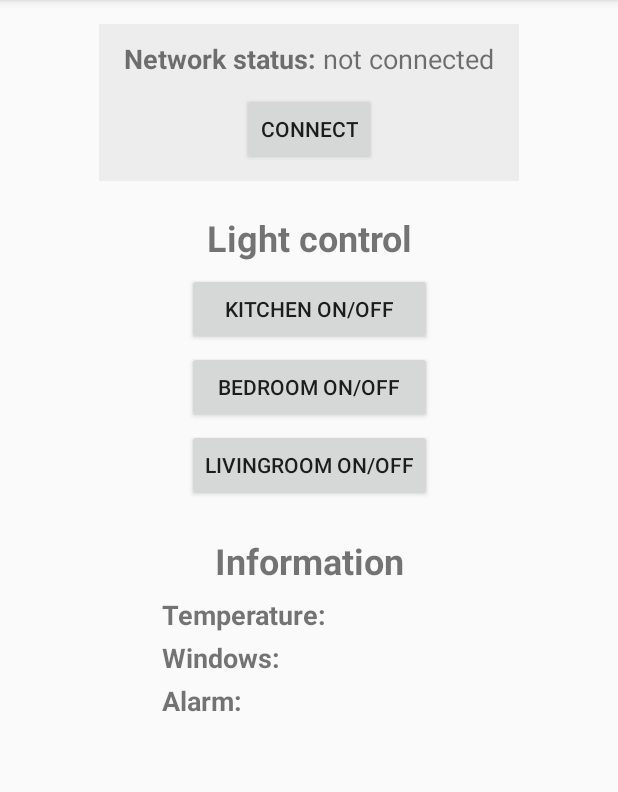
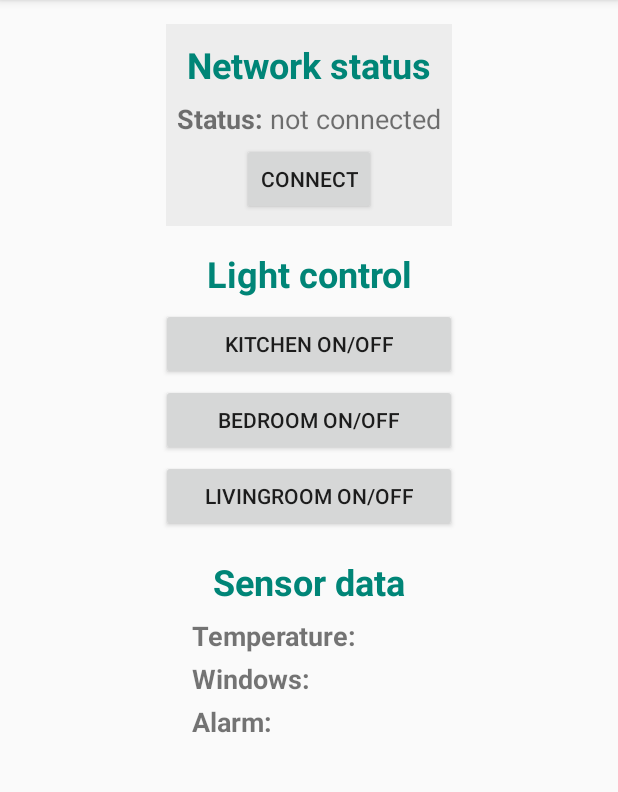
Before and after one commit to joelpalsson/smart-home-app, an Android app: the screen it shows after launch (MainActivity), on a phone screen of 412 x 824 dp, the part 84-876 px from its top. Run offline under Robolectric (Android 15) with nearby library versions, the phone set to English and light mode, and no system bars.

Commit message:
Add new GUI design

```diff
--- a/app/src/main/res/layout/activity_main.xml
+++ b/app/src/main/res/layout/activity_main.xml
@@ -8,105 +8,118 @@
 
     <LinearLayout
         android:id="@+id/connectionInfo"
-        android:layout_width="280dp"
+        android:layout_width="wrap_content"
         android:layout_height="wrap_content"
         android:layout_marginTop="16dp"
+        android:padding="5dp"
         android:background="@color/colorGrey"
         android:orientation="vertical"
-        android:padding="5dp"
         android:gravity="center"
         app:layout_constraintEnd_toEndOf="parent"
         app:layout_constraintStart_toStartOf="parent"
         app:layout_constraintTop_toTopOf="parent">
 
+        <TextView
+            android:layout_width="wrap_content"
+            android:layout_height="wrap_content"
+            android:layout_margin="5dp"
+            android:gravity="center"
+            android:text="@string/connection_section_header"
+            android:textColor="@color/colorPrimary"
+            android:textSize="24sp"
+            android:textStyle="bold" />
+
         <LinearLayout
             android:layout_width="wrap_content"
             android:layout_height="wrap_content"
-            android:layout_margin="5dp"
+            android:layout_margin="2dp"
             android:orientation="horizontal">
 
             <TextView
                 android:layout_width="wrap_content"
                 android:layout_height="wrap_content"
-                android:text="Network status: "
-                android:textSize="18dp"
+                android:text="@string/connection_status_key"
+                android:textSize="18sp"
                 android:textStyle="bold" />
 
             <TextView
                 android:id="@+id/connectionStatusTextView"
                 android:layout_width="wrap_content"
                 android:layout_height="wrap_content"
-                android:text="not connected"
-                android:textSize="18dp" />
+                android:text="@string/connection_status_value"
+                android:textSize="18sp" />
         </LinearLayout>
 
         <Button
             android:id="@+id/connectButton"
             android:layout_width="wrap_content"
             android:layout_height="wrap_content"
-            android:layout_margin="5dp"
-            android:text="Connect" />
-
+            android:layout_margin="2dp"
+            android:text="@string/connect_button" />
     </LinearLayout>
 
     <LinearLayout
         android:id="@+id/lightControl"
-        android:layout_width="wrap_content"
+        android:layout_width="200dp"
         android:layout_height="wrap_content"
-        android:layout_marginTop="16dp"
+        android:layout_marginTop="10dp"
         android:orientation="vertical"
+        android:gravity="center"
         app:layout_constraintEnd_toEndOf="parent"
         app:layout_constraintStart_toStartOf="parent"
         app:layout_constraintTop_toBottomOf="@id/connectionInfo">
 
         <TextView
-            android:layout_width="match_parent"
+            android:layout_width="wrap_content"
             android:layout_height="wrap_content"
             android:layout_margin="5dp"
             android:gravity="center"
-            android:text="Light control"
-            android:textSize="24dp"
+            android:text="@string/light_control_header"
+            android:textColor="@color/colorPrimary"
+            android:textSize="24sp"
             android:textStyle="bold" />
 
         <Button
             android:id="@+id/kitchenLightButton"
             android:layout_width="match_parent"
             android:layout_height="wrap_content"
-            android:layout_margin="2dp"
-            android:text="Kitchen on/off" />
+            android:layout_margin="1dp"
+            android:text="@string/kitchen_light_button" />
 
         <Button
             android:id="@+id/bedroomLightButton"
             android:layout_width="match_parent"
             android:layout_height="wrap_content"
-            android:layout_margin="2dp"
-            android:text="Bedroom on/off" />
+            android:layout_margin="1dp"
+            android:text="@string/bedroom_light_button" />
 
         <Button
             android:id="@+id/livingroomLightButton"
             android:layout_width="match_parent"
             android:layout_height="wrap_content"
-            android:layout_margin="2dp"
-            android:text="Livingroom on/off" />
+            android:layout_margin="1dp"
+            android:text="@string/livingroom_light_button" />
     </LinearLayout>
 
     <LinearLayout
-        android:id="@+id/sensorInfo"
-        android:layout_width="200dp"
+        android:id="@+id/sensorData"
+        android:layout_width="160dp"
         android:layout_height="wrap_content"
-        android:layout_marginTop="16dp"
+        android:layout_marginTop="10dp"
         android:orientation="vertical"
+        android:gravity="center"
         app:layout_constraintEnd_toEndOf="parent"
         app:layout_constraintStart_toStartOf="parent"
         app:layout_constraintTop_toBottomOf="@id/lightControl">
 
         <TextView
-            android:layout_width="match_parent"
+            android:layout_width="wrap_content"
             android:layout_height="wrap_content"
             android:layout_margin="5dp"
             android:gravity="center"
-            android:text="Information"
-            android:textSize="24dp"
+            android:text="@string/sensor_data_header"
+            android:textColor="@color/colorPrimary"
+            android:textSize="24sp"
             android:textStyle="bold" />
 
         <LinearLayout
@@ -118,15 +131,15 @@
             <TextView
                 android:layout_width="wrap_content"
                 android:layout_height="wrap_content"
-                android:text="Temperature: "
-                android:textSize="18dp"
+                android:text="@string/temperature_sensor_key"
+                android:textSize="18sp"
                 android:textStyle="bold" />
 
             <TextView
                 android:id="@+id/temperatureTextView"
                 android:layout_width="wrap_content"
                 android:layout_height="wrap_content"
-                android:textSize="18dp" />
+                android:textSize="18sp" />
         </LinearLayout>
 
         <LinearLayout
@@ -138,15 +151,15 @@
             <TextView
                 android:layout_width="wrap_content"
                 android:layout_height="wrap_content"
-                android:text="Windows: "
-                android:textSize="18dp"
+                android:text="@string/windows_sensor_key"
+                android:textSize="18sp"
                 android:textStyle="bold" />
 
             <TextView
                 android:id="@+id/windowsTextView"
                 android:layout_width="wrap_content"
                 android:layout_height="wrap_content"
-                android:textSize="18dp" />
+                android:textSize="18sp" />
         </LinearLayout>
 
         <LinearLayout
@@ -158,15 +171,15 @@
             <TextView
                 android:layout_width="wrap_content"
                 android:layout_height="wrap_content"
-                android:text="Alarm: "
-                android:textSize="18dp"
+                android:text="@string/alarm_sensor_key"
+                android:textSize="18sp"
                 android:textStyle="bold" />
 
             <TextView
                 android:id="@+id/alarmTextView"
                 android:layout_width="wrap_content"
                 android:layout_height="wrap_content"
-                android:textSize="18dp" />
+                android:textSize="18sp" />
         </LinearLayout>
     </LinearLayout>
 
--- a/app/src/main/res/values/strings.xml
+++ b/app/src/main/res/values/strings.xml
@@ -1,3 +1,19 @@
 <resources>
     <string name="app_name">SmartHomeApp</string>
+
+    <string name="connection_section_header">Network status</string>
+    <string name="connection_status_key">Status:\u0020</string>
+    <string name="connection_status_value">not connected</string>
+    <string name="connect_button">Connect</string>
+
+    <string name="light_control_header">Light control</string>
+    <string name="kitchen_light_button">Kitchen on/off</string>
+    <string name="bedroom_light_button">Bedroom on/off</string>
+    <string name="livingroom_light_button">Livingroom on/off</string>
+
+    <string name="sensor_data_header">Sensor data</string>
+    <string name="temperature_sensor_key">Temperature:\u0020</string>
+    <string name="windows_sensor_key">Windows:\u0020</string>
+    <string name="alarm_sensor_key">Alarm:\u0020</string>
+
 </resources>
```
